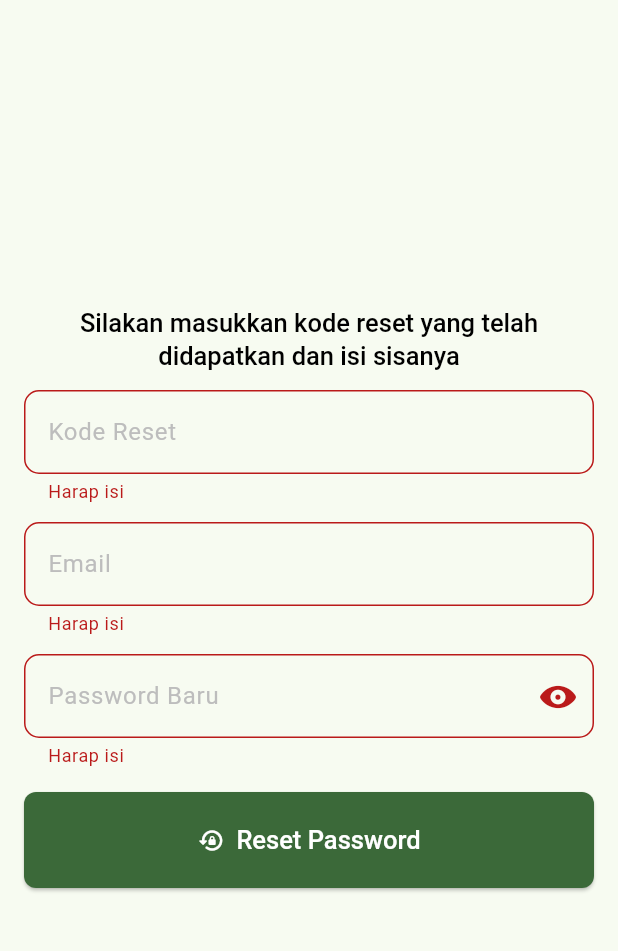
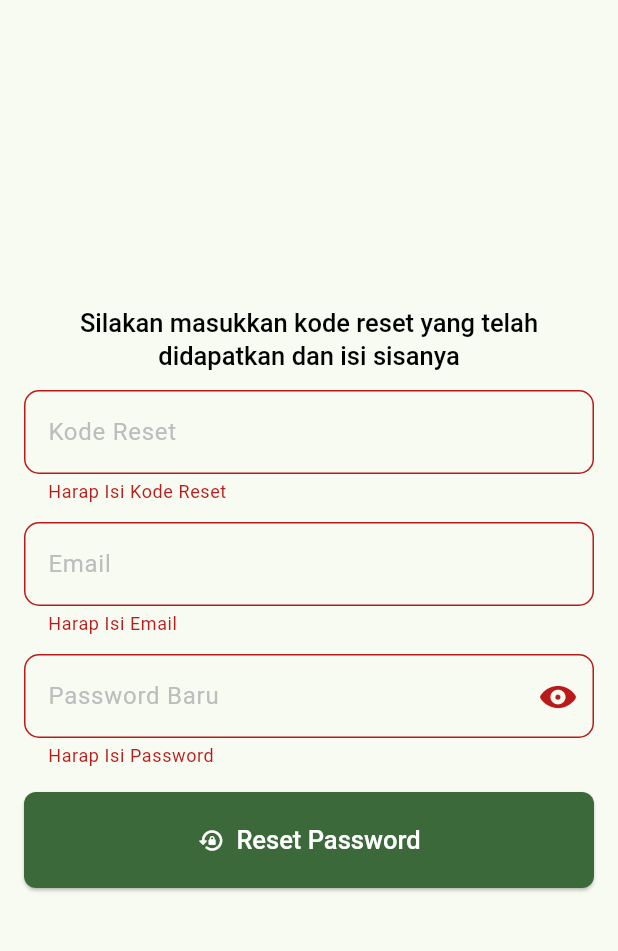
Before and after one commit to FajarRAP/ship-tracker, a Flutter app: the ResetPasswordPage screen opened by its route, after a tap on "Reset Password", on a phone screen of 412 x 824 dp, the part 63-1014 px from its top. Run offline on Flutter 3.47's test engine with Material 3 defaults, Android fonts, the phone set to English and light mode, and no system bars; our stand-ins replace another_flushbar, audioplayers, bloc, camera, connectivity_plus, dartz and 7 more; missing offline and left inert: barcode_scan2, syncfusion_flutter_xlsio; accounts and stored records are empty.

Commit message:
add custom validator to each textformfield

```diff
--- /dev/null
+++ b/lib/core/helpers/validators.dart
@@ -0,0 +1,50 @@
+String? emailValidator(String? value) {
+  if (value == null || value.isEmpty) {
+    return 'Harap Isi Email';
+  }
+
+  final RegExp emailRegex = RegExp(r'^[\w-\.]+@([\w-]+\.)+[\w-]{2,4}$');
+  if (!emailRegex.hasMatch(value)) {
+    return 'Format Email Tidak Valid';
+  }
+
+  return null;
+}
+
+String? inputValidator(String? value) {
+  if (value == null || value.isEmpty) {
+    return 'Harap Isi';
+  }
+  return null;
+}
+
+String? tokenValidator(String? value) {
+  if (value == null || value.isEmpty) {
+    return 'Harap Isi Kode Reset';
+  }
+
+  final RegExp tokenRegex = RegExp(r'^\d{6}$');
+  if (!tokenRegex.hasMatch(value)) {
+    return 'Kode reset harus terdiri dari 6 angka';
+  }
+
+  return null;
+}
+
+String? passwordValidator(String? value) {
+  if (value == null || value.isEmpty) {
+    return 'Harap Isi Password';
+  }
+
+  if (value.length < 6) {
+    return 'Password harus terdiri dari minimal 6 karakter';
+  }
+
+  final RegExp passwordRegex = RegExp(
+      r'^(?=.*[a-z])(?=.*[A-Z])(?=.*\d)(?=.*[@$!%*?&])[A-Za-z\d@$!%*?&]{8,}$');
+  if (!passwordRegex.hasMatch(value)) {
+    return 'Password harus terdiri dari huruf besar, huruf kecil, angka, dan karakter spesial';
+  }
+
+  return null;
+}
--- a/lib/features/auth/presentation/pages/login_page.dart
+++ b/lib/features/auth/presentation/pages/login_page.dart
@@ -2,6 +2,7 @@ import 'package:flutter/cupertino.dart';
 import 'package:flutter/material.dart';
 import 'package:flutter_bloc/flutter_bloc.dart';
 import 'package:go_router/go_router.dart';
+import 'package:ship_tracker/core/helpers/validators.dart';
 
 import '../../../../core/common/constants.dart';
 import '../../../../core/common/my_elevated_button.dart';
@@ -52,7 +53,7 @@ class _LoginPageState extends State<LoginPage> {
                     decoration: const InputDecoration(
                       hintText: 'Email',
                     ),
-                    validator: validator,
+                    validator: emailValidator,
                   ),
                   const SizedBox(height: 12),
                   StatefulBuilder(
@@ -69,7 +70,7 @@ class _LoginPageState extends State<LoginPage> {
                               : const Icon(CupertinoIcons.eye_slash_fill),
                         ),
                       ),
-                      validator: validator,
+                      validator: inputValidator,
                     ),
                   ),
                 ],
--- a/lib/features/auth/presentation/pages/profile_page.dart
+++ b/lib/features/auth/presentation/pages/profile_page.dart
@@ -1,6 +1,7 @@
 import 'package:flutter/material.dart';
 import 'package:flutter_bloc/flutter_bloc.dart';
 import 'package:go_router/go_router.dart';
+import 'package:ship_tracker/core/helpers/validators.dart';
 
 import '../../../../core/common/constants.dart';
 import '../../../../core/common/my_elevated_button.dart';
@@ -118,7 +119,7 @@ class _ProfilePageState extends State<ProfilePage> {
                                   decoration: const InputDecoration(
                                     hintText: 'Nama',
                                   ),
-                                  validator: validator,
+                                  validator: inputValidator,
                                 ),
                               ),
                               title: const Text('Silakan Isi'),
--- a/lib/features/auth/presentation/pages/register_page.dart
+++ b/lib/features/auth/presentation/pages/register_page.dart
@@ -1,6 +1,7 @@
 import 'package:flutter/cupertino.dart';
 import 'package:flutter/material.dart';
 import 'package:flutter_bloc/flutter_bloc.dart';
+import 'package:ship_tracker/core/helpers/validators.dart';
 
 import '../../../../core/common/my_elevated_button.dart';
 import '../../../../core/common/snackbar.dart';
@@ -43,7 +44,7 @@ class _RegisterPageState extends State<RegisterPage> {
                     decoration: const InputDecoration(
                       hintText: 'Email',
                     ),
-                    validator: (value) => validator(value, 'Email'),
+                    validator: emailValidator,
                   ),
                   const SizedBox(height: 12),
                   StatefulBuilder(
@@ -60,7 +61,7 @@ class _RegisterPageState extends State<RegisterPage> {
                         ),
                       ),
                       obscureText: isObsecure,
-                      validator: (value) => validator(value, 'Password'),
+                      validator: passwordValidator,
                     ),
                   ),
                   const SizedBox(height: 12),
--- a/lib/features/auth/presentation/pages/reset_password_page.dart
+++ b/lib/features/auth/presentation/pages/reset_password_page.dart
@@ -2,6 +2,7 @@ import 'package:flutter/cupertino.dart';
 import 'package:flutter/material.dart';
 import 'package:flutter_bloc/flutter_bloc.dart';
 import 'package:go_router/go_router.dart';
+import 'package:ship_tracker/core/helpers/validators.dart';
 
 import '../../../../core/common/constants.dart';
 import '../../../../core/common/my_elevated_button.dart';
@@ -59,7 +60,7 @@ class _ResetPasswordPageState extends State<ResetPasswordPage> {
                     decoration: const InputDecoration(
                       hintText: 'Kode Reset',
                     ),
-                    validator: (value) => validator('Kode reset', value),
+                    validator: tokenValidator,
                   ),
                   const SizedBox(height: 12),
                   TextFormField(
@@ -67,7 +68,7 @@ class _ResetPasswordPageState extends State<ResetPasswordPage> {
                     decoration: const InputDecoration(
                       hintText: 'Email',
                     ),
-                    validator: (value) => value!.isEmpty ? 'Harap isi' : null,
+                    validator: emailValidator,
                   ),
                   const SizedBox(height: 12),
                   StatefulBuilder(
@@ -84,7 +85,7 @@ class _ResetPasswordPageState extends State<ResetPasswordPage> {
                         ),
                       ),
                       obscureText: isObsecure,
-                      validator: (value) => validator('Password', value),
+                      validator: passwordValidator,
                     ),
                   ),
                 ],
```
Also changed, not shown: lib/features/auth/presentation/pages/get_password_reset_token_page.dart (+5 -3 lines), lib/service_container.dart (+16 -18 lines), pubspec.yaml (+0 -16 lines).
